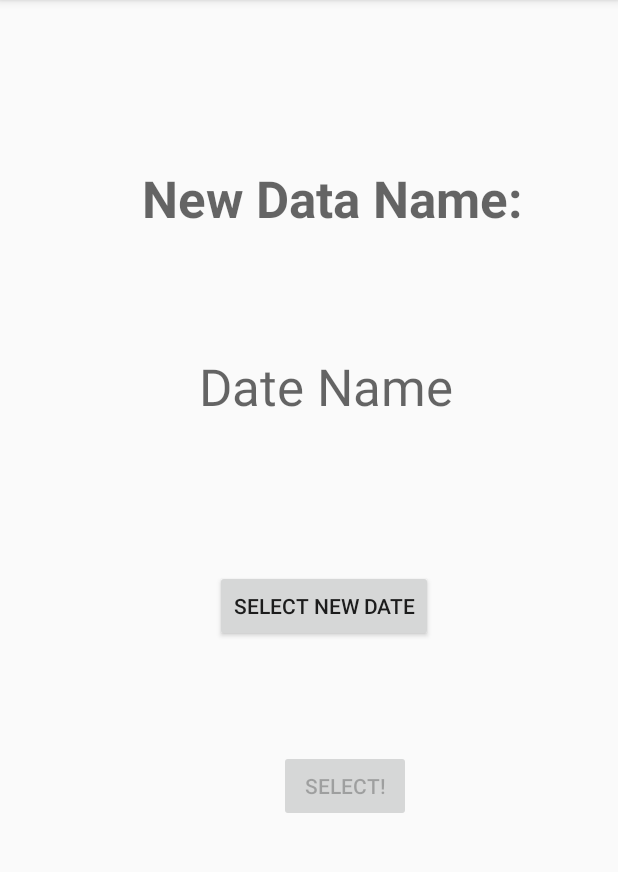
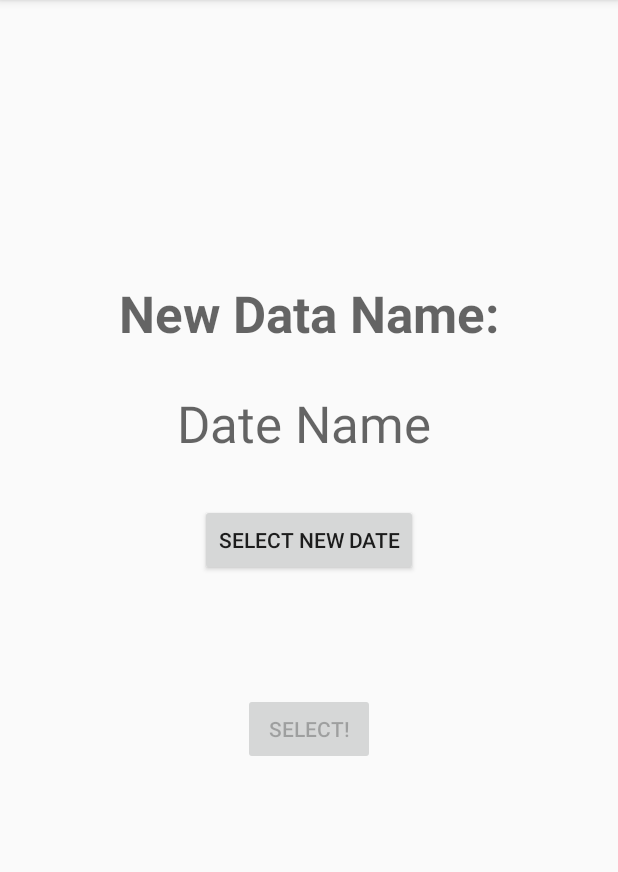
Before and after one commit to entelect/mobile-forum, an Android app: the screen it shows after launch (MainActivity), on a phone screen of 412 x 824 dp, the part 84-956 px from its top. Run offline under Robolectric (Android 15) with nearby library versions, the phone set to English and light mode, and no system bars.

Commit message:
Add better layout for landscape

```diff
--- a/Android/Reactive-programming/MutableDataBasics/app/src/main/res/layout/main_fragment.xml
+++ b/Android/Reactive-programming/MutableDataBasics/app/src/main/res/layout/main_fragment.xml
@@ -11,51 +11,51 @@
         android:id="@+id/date_name_header"
         android:layout_width="wrap_content"
         android:layout_height="wrap_content"
-        android:layout_marginBottom="80dp"
         android:text="@string/new_data_name"
         android:textAppearance="@style/TextAppearance.AppCompat.Display1"
         android:textStyle="bold"
-        app:layout_constraintBottom_toTopOf="@+id/new_date_name"
+        android:textAlignment="center"
+        app:layout_constraintBottom_toTopOf="@+id/button_date_change_name_start"
         app:layout_constraintEnd_toEndOf="parent"
-        app:layout_constraintHorizontal_bias="0.598"
-        app:layout_constraintStart_toStartOf="parent" />
+        app:layout_constraintStart_toStartOf="parent"
+        app:layout_constraintTop_toTopOf="parent"
+        app:layout_constraintVertical_bias="0.641" />
 
     <TextView
         android:id="@+id/new_date_name"
-        android:layout_width="wrap_content"
-        android:layout_height="wrap_content"
+        android:layout_width="286dp"
+        android:layout_height="49dp"
         android:text="@string/date_name"
+        android:textAlignment="center"
         android:textAppearance="@style/TextAppearance.AppCompat.Display1"
-        app:layout_constraintBottom_toBottomOf="parent"
+        app:layout_constraintBottom_toTopOf="@+id/button_date_change_name_start"
         app:layout_constraintEnd_toEndOf="parent"
-        app:layout_constraintHorizontal_bias="0.547"
+        app:layout_constraintHorizontal_bias="0.478"
         app:layout_constraintStart_toStartOf="parent"
-        app:layout_constraintTop_toTopOf="parent"
-        app:layout_constraintVertical_bias="0.325" />
+        app:layout_constraintTop_toBottomOf="@+id/date_name_header" />
 
     <Button
         android:id="@+id/button_date_change_name_start"
         android:layout_width="wrap_content"
         android:layout_height="wrap_content"
-        android:layout_marginTop="100dp"
         android:text="@string/select_new_date"
-        app:layout_constraintBottom_toBottomOf="parent"
+        app:layout_constraintBottom_toTopOf="@+id/button_date_stop"
         app:layout_constraintEnd_toEndOf="parent"
-        app:layout_constraintHorizontal_bias="0.537"
+        app:layout_constraintHorizontal_bias="0.501"
         app:layout_constraintStart_toStartOf="parent"
-        app:layout_constraintTop_toBottomOf="@+id/new_date_name"
-        app:layout_constraintVertical_bias="0.0" />
+        app:layout_constraintTop_toTopOf="parent"
+        app:layout_constraintVertical_bias="0.811" />
 
     <Button
         android:id="@+id/button_date_stop"
         android:layout_width="wrap_content"
         android:layout_height="wrap_content"
-        android:layout_marginBottom="220dp"
         android:enabled="false"
         android:text="@string/select"
         app:layout_constraintBottom_toBottomOf="parent"
         app:layout_constraintEnd_toEndOf="parent"
-        app:layout_constraintHorizontal_bias="0.574"
-        app:layout_constraintStart_toStartOf="parent" />
+        app:layout_constraintStart_toStartOf="parent"
+        app:layout_constraintTop_toTopOf="parent"
+        app:layout_constraintVertical_bias="0.642" />
 
 </androidx.constraintlayout.widget.ConstraintLayout>
```
